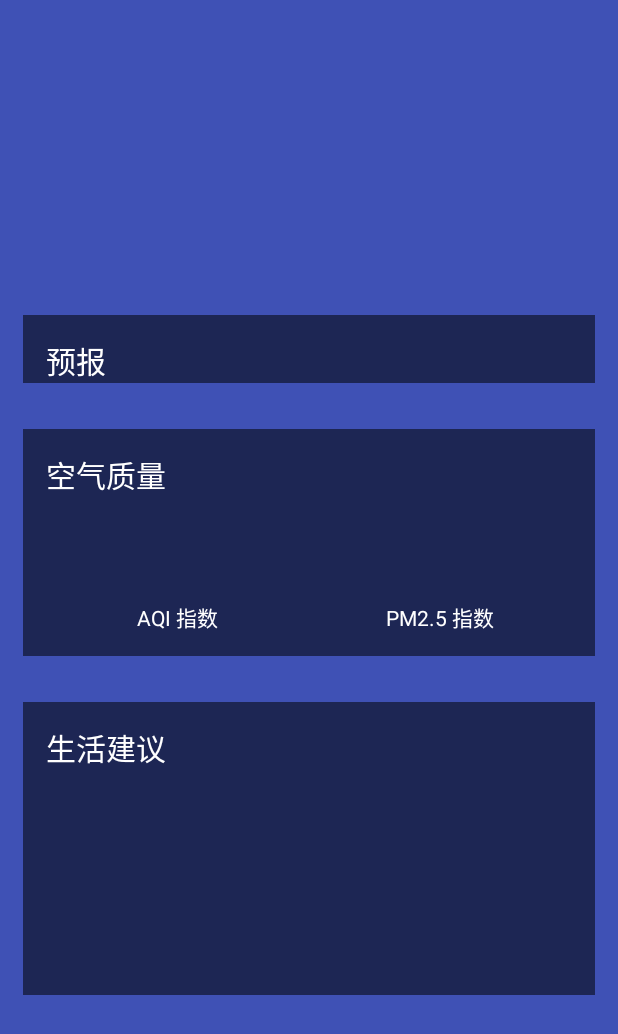
After one commit to lilipo/coolweather, an Android app: the layout activity_weather.xml on its own in the app's theme, with its tools: preview values and no code run, on a phone screen of 412 x 824 dp. The commit adds this screen. Shown: the top 1034 px of the screen. Run offline under Robolectric (Android 15) with nearby library versions, the phone set to English and light mode, and no system bars.

Commit message:
加入显示天气信息的功能

```diff
--- a/app/build.gradle
+++ b/app/build.gradle
@@ -26,9 +26,9 @@ dependencies {
     })
     compile 'com.android.support:appcompat-v7:25.3.1'
     compile 'com.android.support.constraint:constraint-layout:1.0.2'
-    testCompile 'junit:junit:4.12'
     compile 'org.litepal.android:core:1.3.2'
     compile 'com.squareup.okhttp3:okhttp:3.4.1'
     compile 'com.google.code.gson:gson:2.7'
     compile 'com.github.bumptech.glide:glide:3.7.0'
+    testCompile 'junit:junit:4.12'
 }
--- a/app/src/main/AndroidManifest.xml
+++ b/app/src/main/AndroidManifest.xml
@@ -19,6 +19,7 @@
                 <category android:name="android.intent.category.LAUNCHER" />
             </intent-filter>
         </activity>
+        <activity android:name=".WeatherActivity"></activity>
     </application>
 
 </manifest>
--- /dev/null
+++ b/app/src/main/res/layout/activity_weather.xml
@@ -0,0 +1,36 @@
+<?xml version="1.0" encoding="utf-8"?>
+<FrameLayout xmlns:android="http://schemas.android.com/apk/res/android"
+    android:layout_width="match_parent"
+    android:layout_height="match_parent"
+    android:background="@color/colorPrimary">
+
+    <ImageView
+        android:id="@+id/bing_pic_img"
+        android:layout_width="match_parent"
+        android:layout_height="match_parent"
+        android:scaleType="centerCrop" />
+
+    <ScrollView
+        android:id="@+id/weather_layout"
+        android:layout_width="match_parent"
+        android:layout_height="match_parent"
+        android:scrollbars="none"
+        android:overScrollMode="never">
+
+        <LinearLayout
+            android:orientation="vertical"
+            android:layout_width="match_parent"
+            android:layout_height="wrap_content"
+            android:fitsSystemWindows="true">
+
+            <include layout="@layout/title" />
+            <include layout="@layout/now" />
+            <include layout="@layout/forecast" />
+            <include layout="@layout/aqi" />
+            <include layout="@layout/suggestion" />
+
+        </LinearLayout>
+
+    </ScrollView>
+
+</FrameLayout>
--- /dev/null
+++ b/app/src/main/res/layout/aqi.xml
@@ -0,0 +1,85 @@
+<?xml version="1.0" encoding="utf-8"?>
+<LinearLayout xmlns:android="http://schemas.android.com/apk/res/android"
+    android:orientation="vertical"
+    android:layout_width="match_parent"
+    android:layout_height="wrap_content"
+    android:layout_margin="15dp"
+    android:background="#8000">
+
+    <TextView
+        android:layout_width="wrap_content"
+        android:layout_height="wrap_content"
+        android:layout_marginLeft="15dp"
+        android:layout_marginTop="15dp"
+        android:text="空气质量"
+        android:textColor="#fff"
+        android:textSize="20sp" />
+
+    <LinearLayout
+        android:layout_width="match_parent"
+        android:layout_height="wrap_content"
+        android:layout_margin="15dp">
+
+        <RelativeLayout
+            android:layout_width="0dp"
+            android:layout_height="match_parent"
+            android:layout_weight="1">
+
+            <LinearLayout
+                android:orientation="vertical"
+                android:layout_width="match_parent"
+                android:layout_height="wrap_content"
+                android:layout_centerInParent="true">
+
+                <TextView
+                    android:id="@+id/aqi_text"
+                    android:layout_width="wrap_content"
+                    android:layout_height="wrap_content"
+                    android:layout_gravity="center"
+                    android:textColor="#fff"
+                    android:textSize="40sp" />
+
+                <TextView
+                    android:layout_width="wrap_content"
+                    android:layout_height="wrap_content"
+                    android:layout_gravity="center"
+                    android:text="AQI 指数"
+                    android:textColor="#fff" />
+
+            </LinearLayout>
+
+        </RelativeLayout>
+
+        <RelativeLayout
+            android:layout_width="0dp"
+            android:layout_height="match_parent"
+            android:layout_weight="1">
+
+            <LinearLayout
+                android:orientation="vertical"
+                android:layout_width="match_parent"
+                android:layout_height="wrap_content"
+                android:layout_centerInParent="true">
+
+                <TextView
+                    android:id="@+id/pm25_text"
+                    android:layout_width="wrap_content"
+                    android:layout_height="wrap_content"
+                    android:layout_gravity="center"
+                    android:textColor="#fff"
+                    android:textSize="40sp" />
+
+                <TextView
+                    android:layout_width="wrap_content"
+                    android:layout_height="wrap_content"
+                    android:layout_gravity="center"
+                    android:text="PM2.5 指数"
+                    android:textColor="#fff" />
+
+            </LinearLayout>
+
+        </RelativeLayout>
+
+    </LinearLayout>
+
+</LinearLayout>
--- /dev/null
+++ b/app/src/main/res/layout/forecast.xml
@@ -0,0 +1,26 @@
+<?xml version="1.0" encoding="utf-8"?>
+<LinearLayout xmlns:android="http://schemas.android.com/apk/res/android"
+    android:orientation="vertical"
+    android:layout_width="match_parent"
+    android:layout_height="wrap_content"
+    android:layout_margin="15dp"
+    android:background="#8000">
+
+    <TextView
+        android:layout_width="wrap_content"
+        android:layout_height="wrap_content"
+        android:layout_marginLeft="15dp"
+        android:layout_marginTop="15dp"
+        android:text="预报"
+        android:textColor="#fff"
+        android:textSize="20sp" />
+
+    <LinearLayout
+        android:id="@+id/forecast_layout"
+        android:orientation="vertical"
+        android:layout_width="match_parent"
+        android:layout_height="wrap_content">
+
+    </LinearLayout>
+
+</LinearLayout>
--- /dev/null
+++ b/app/src/main/res/layout/now.xml
@@ -0,0 +1,24 @@
+<?xml version="1.0" encoding="utf-8"?>
+<LinearLayout xmlns:android="http://schemas.android.com/apk/res/android"
+    android:orientation="vertical"
+    android:layout_width="match_parent"
+    android:layout_height="wrap_content"
+    android:layout_margin="15dp">
+
+    <TextView
+        android:id="@+id/degree_text"
+        android:layout_width="wrap_content"
+        android:layout_height="wrap_content"
+        android:layout_gravity="end"
+        android:textColor="#fff"
+        android:textSize="60sp" />
+
+    <TextView
+        android:id="@+id/weather_info_text"
+        android:layout_width="wrap_content"
+        android:layout_height="wrap_content"
+        android:layout_gravity="end"
+        android:textColor="#fff"
+        android:textSize="20sp" />
+
+</LinearLayout>
--- /dev/null
+++ b/app/src/main/res/layout/suggestion.xml
@@ -0,0 +1,39 @@
+<?xml version="1.0" encoding="utf-8"?>
+<LinearLayout xmlns:android="http://schemas.android.com/apk/res/android"
+    android:orientation="vertical"
+    android:layout_width="match_parent"
+    android:layout_height="wrap_content"
+    android:layout_margin="15dp"
+    android:background="#8000">
+
+    <TextView
+        android:layout_width="wrap_content"
+        android:layout_height="wrap_content"
+        android:layout_marginLeft="15dp"
+        android:layout_marginTop="15dp"
+        android:text="生活建议"
+        android:textColor="#fff"
+        android:textSize="20sp" />
+
+    <TextView
+        android:id="@+id/comfort_text"
+        android:layout_width="wrap_content"
+        android:layout_height="wrap_content"
+        android:layout_margin="15dp"
+        android:textColor="#fff" />
+
+    <TextView
+        android:id="@+id/car_wash_text"
+        android:layout_width="wrap_content"
+        android:layout_height="wrap_content"
+        android:layout_margin="15dp"
+        android:textColor="#fff" />
+
+    <TextView
+        android:id="@+id/sport_text"
+        android:layout_width="wrap_content"
+        android:layout_height="wrap_content"
+        android:layout_margin="15dp"
+        android:textColor="#fff" />
+
+</LinearLayout>
--- /dev/null
+++ b/app/src/main/res/layout/title.xml
@@ -0,0 +1,24 @@
+<?xml version="1.0" encoding="utf-8"?>
+<RelativeLayout xmlns:android="http://schemas.android.com/apk/res/android"
+    android:layout_width="match_parent"
+    android:layout_height="?attr/actionBarSize">
+
+    <TextView
+        android:id="@+id/title_city"
+        android:layout_width="wrap_content"
+        android:layout_height="wrap_content"
+        android:layout_centerInParent="true"
+        android:textColor="#fff"
+        android:textSize="20sp" />
+
+    <TextView
+        android:id="@+id/title_update_time"
+        android:layout_width="wrap_content"
+        android:layout_height="wrap_content"
+        android:layout_marginRight="10dp"
+        android:layout_alignParentRight="true"
+        android:layout_centerVertical="true"
+        android:textColor="#fff"
+        android:textSize="16sp" />
+
+</RelativeLayout>
```
Also changed, not shown: app/src/main/java/top/iprogram/www/coolweather/ChooseAreaFragment.java (+7 -0 lines), app/src/main/java/top/iprogram/www/coolweather/MainActivity.java (+10 -0 lines), app/src/main/java/top/iprogram/www/coolweather/WeatherActivity.java (added, +198 -0 lines), app/src/main/java/top/iprogram/www/coolweather/gson/AQI.java (added, +14 -0 lines), app/src/main/java/top/iprogram/www/coolweather/gson/Basic.java (added, +22 -0 lines), app/src/main/java/top/iprogram/www/coolweather/gson/Forecast.java (added, +27 -0 lines), app/src/main/java/top/iprogram/www/coolweather/gson/Now.java (added, +20 -0 lines), app/src/main/java/top/iprogram/www/coolweather/gson/Suggestion.java (added, +32 -0 lines), app/src/main/java/top/iprogram/www/coolweather/gson/Weather.java (added, +24 -0 lines), app/src/main/java/top/iprogram/www/coolweather/util/Utility.java (+20 -0 lines), app/src/main/res/layout/forecast_item.xml (added, +42 -0 lines).
